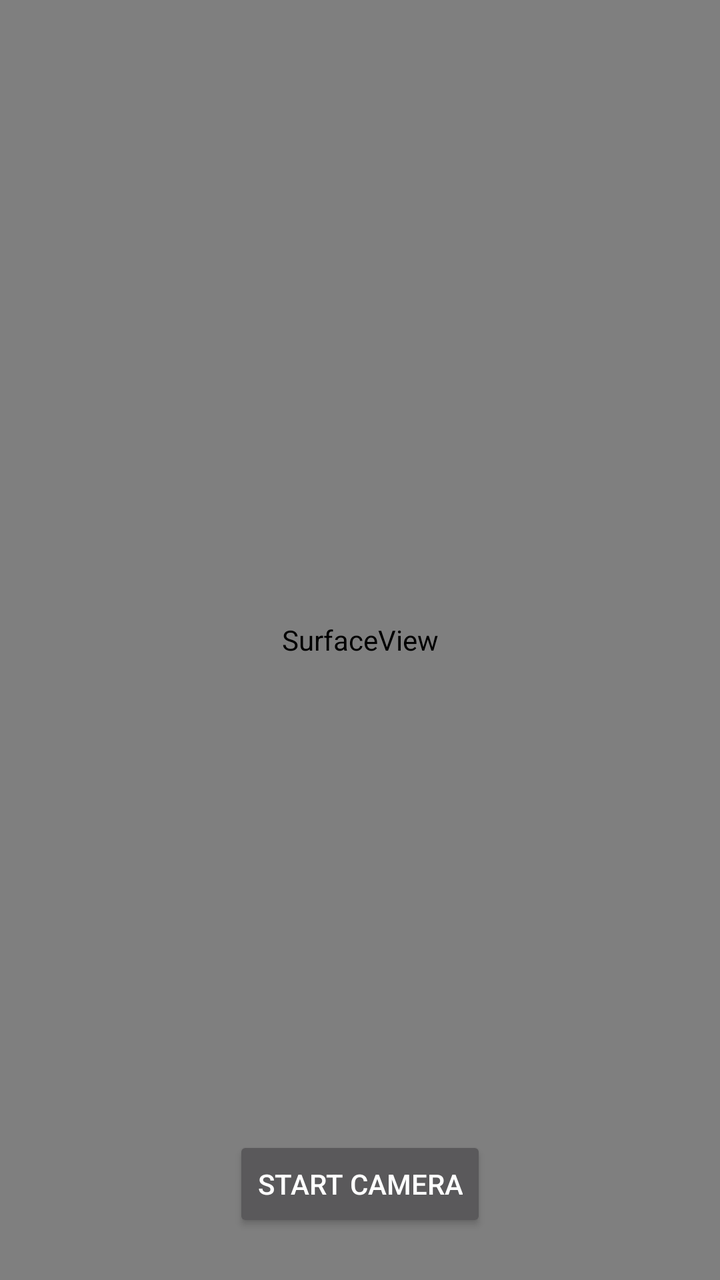
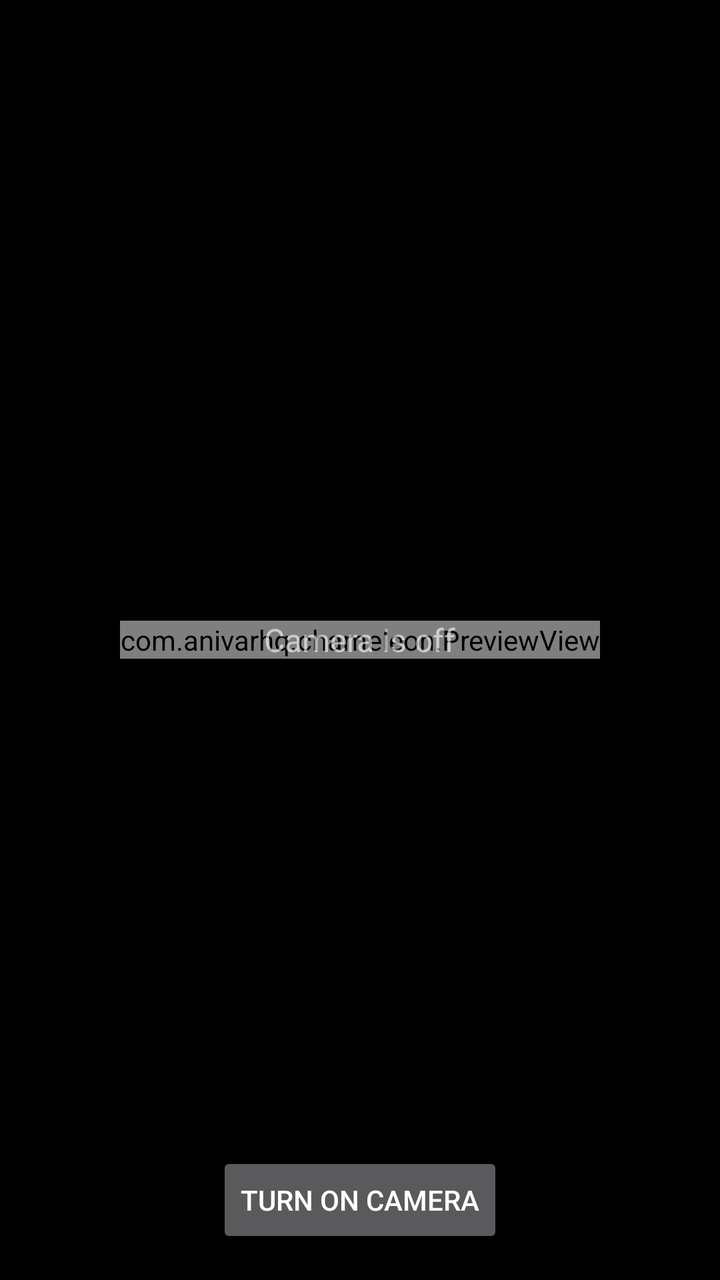

An Android layout rendered at two revisions. The XML below is the earlier revision; the diff shows what the commit changed to produce the second picture.
<!-- AndroidManifest.xml: application theme Theme.AppCompat.NoActionBar -->
<!-- res/layout/activity_main.xml -->
<?xml version="1.0" encoding="utf-8"?>
<FrameLayout xmlns:android="http://schemas.android.com/apk/res/android"
    android:layout_width="match_parent"
    android:layout_height="match_parent"
    android:background="#000000">

    <SurfaceView
        android:id="@+id/preview"
        android:layout_width="match_parent"
        android:layout_height="match_parent" />

    <TextView
        android:id="@+id/status"
        android:layout_width="wrap_content"
        android:layout_height="wrap_content"
        android:layout_gravity="top|start"
        android:layout_margin="16dp"
        android:textColor="#FFFFFF"
        android:textSize="16sp" />

    <TextView
        android:id="@+id/address"
        android:layout_width="match_parent"
        android:layout_height="wrap_content"
        android:layout_gravity="bottom"
        android:layout_marginBottom="88dp"
        android:layout_marginHorizontal="16dp"
        android:textColor="#FFFFFF"
        android:textIsSelectable="true"
        android:textSize="13sp"
        android:visibility="gone" />

    <Button
        android:id="@+id/toggle"
        android:layout_width="wrap_content"
        android:layout_height="wrap_content"
        android:layout_gravity="bottom|center_horizontal"
        android:layout_marginBottom="24dp"
        android:text="@string/start" />
</FrameLayout>
<!-- resources referenced by this layout -->
<resources>
  <string name="start">Start camera</string>
</resources>

<!-- the commit's change to res/layout/activity_main.xml (unified diff, before → after) -->
@@ -4,10 +4,20 @@
     android:layout_height="match_parent"
     android:background="#000000">
 
-    <SurfaceView
+    <com.anivarhq.chameleon.PreviewView
         android:id="@+id/preview"
-        android:layout_width="match_parent"
-        android:layout_height="match_parent" />
+        android:layout_width="wrap_content"
+        android:layout_height="wrap_content"
+        android:layout_gravity="center" />
+
+    <TextView
+        android:id="@+id/off"
+        android:layout_width="wrap_content"
+        android:layout_height="wrap_content"
+        android:layout_gravity="center"
+        android:text="@string/off"
+        android:textColor="#99FFFFFF"
+        android:textSize="16sp" />
 
     <TextView
         android:id="@+id/status"
@@ -15,26 +25,53 @@
         android:layout_height="wrap_content"
         android:layout_gravity="top|start"
         android:layout_margin="16dp"
+        android:background="#8C000000"
+        android:paddingHorizontal="12dp"
+        android:paddingVertical="6dp"
         android:textColor="#FFFFFF"
-        android:textSize="16sp" />
+        android:textSize="14sp"
+        android:visibility="gone" />
 
-    <TextView
-        android:id="@+id/address"
+    <LinearLayout
         android:layout_width="match_parent"
         android:layout_height="wrap_content"
         android:layout_gravity="bottom"
-        android:layout_marginBottom="88dp"
-        android:layout_marginHorizontal="16dp"
-        android:textColor="#FFFFFF"
-        android:textIsSelectable="true"
-        android:textSize="13sp"
-        android:visibility="gone" />
+        android:gravity="center_horizontal"
+        android:orientation="vertical"
+        android:padding="16dp">
 
-    <Button
-        android:id="@+id/toggle"
-        android:layout_width="wrap_content"
-        android:layout_height="wrap_content"
-        android:layout_gravity="bottom|center_horizontal"
-        android:layout_marginBottom="24dp"
-        android:text="@string/start" />
+        <TextView
+            android:id="@+id/address"
+            android:layout_width="match_parent"
+            android:layout_height="wrap_content"
+            android:layout_marginBottom="12dp"
+            android:background="#B3000000"
+            android:padding="12dp"
+            android:textColor="#FFFFFF"
+            android:textIsSelectable="true"
+            android:textSize="13sp"
+            android:visibility="gone" />
+
+        <LinearLayout
+            android:layout_width="wrap_content"
+            android:layout_height="wrap_content"
+            android:orientation="horizontal">
+
+            <Button
+                android:id="@+id/toggle"
+                android:layout_width="wrap_content"
+                android:layout_height="wrap_content"
+                android:text="@string/start" />
+
+            <Button
+                android:id="@+id/share"
+                style="?android:attr/borderlessButtonStyle"
+                android:layout_width="wrap_content"
+                android:layout_height="wrap_content"
+                android:layout_marginStart="8dp"
+                android:text="@string/share"
+                android:textColor="#FFFFFF"
+                android:visibility="gone" />
+        </LinearLayout>
+    </LinearLayout>
 </FrameLayout>
<!-- resource entries referenced after the edit -->
@@ -1,5 +1,7 @@
 <!-- resources referenced by this layout -->
 <resources>
-  <string name="start">Start camera</string>
+  <string name="off">Camera is off</string>
+  <string name="share">Use with a recorder</string>
+  <string name="start">Turn on camera</string>
 </resources>
 
